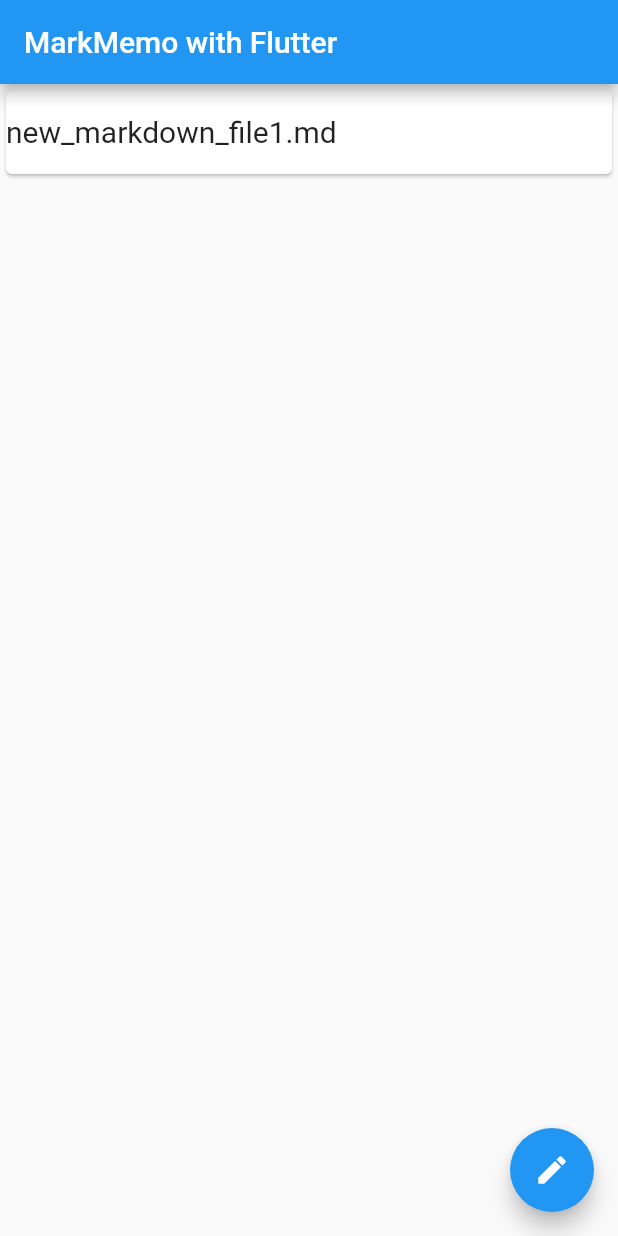
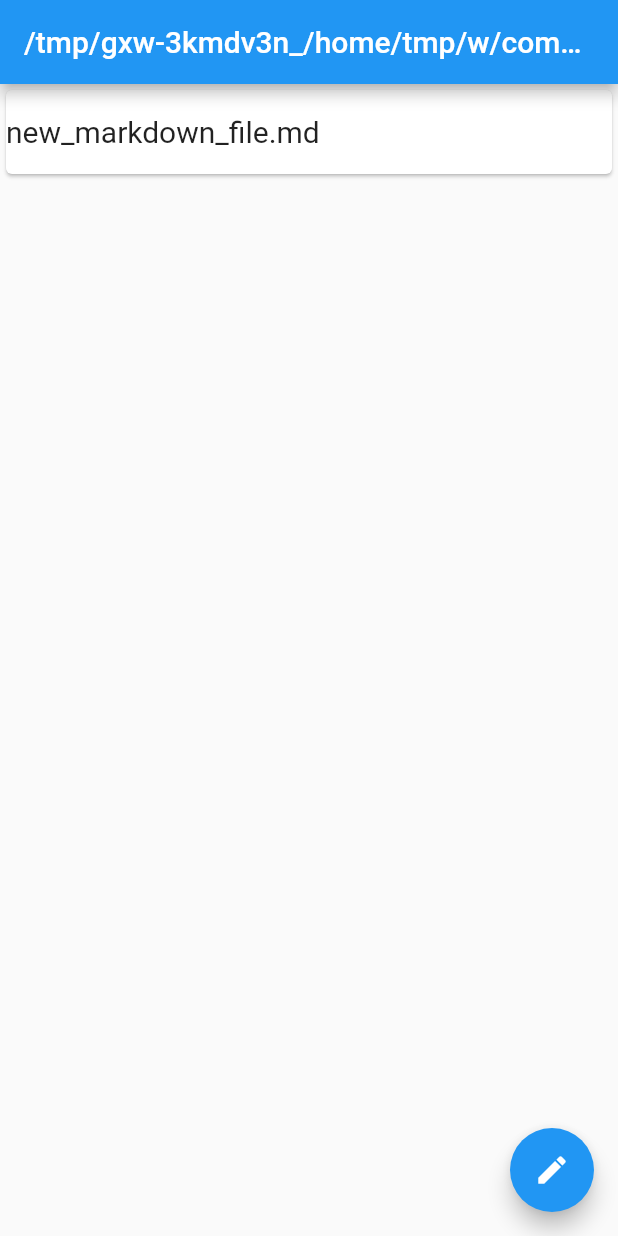
Before and after one commit to NVQuan/markdown-editor-flutter, a Flutter app: the screen it shows after launch, after a tap on the "create" icon, on a phone screen of 412 x 824 dp. Run offline on Flutter 3.47's test engine with Material 2 defaults, Android fonts, the phone set to English and light mode, and no system bars; our stand-ins replace flutter_markdown; missing offline and left inert: flutter_html_view, markdown.

Commit message:
brush up

```diff
--- a/lib/filelist.dart
+++ b/lib/filelist.dart
@@ -5,16 +5,6 @@ import 'package:flutter/material.dart';
 import 'package:path_provider/path_provider.dart';
 import 'package:markmemo/markmemo.dart';
 import 'package:markmemo/markmodel.dart';
-
-class FileApp extends StatelessWidget {
-  @override
-  Widget build(BuildContext context) {
-    return new MaterialApp(
-      title: 'Reading and Writing Files',
-      home: FlutterDemo(storage: CounterStorage()),
-    );
-  }
-}
 
 class CounterStorage {
   Future<String> get _localPath async {
@@ -36,28 +26,53 @@ class CounterStorage {
 }
 
 class FileListItem {
-  final File _file;
-  FileListItem(this._file);
-  File get file => _file;
-  String get filePath => _file.path.replaceAll(new RegExp('.+/'), '');
+  File file;
+  FileListItem(this.file);
+
+  String get filePath => file.path.replaceAll(new RegExp('.+/'), '');
 }
 
-class FlutterDemo extends StatefulWidget {
+class MemoFileList extends StatefulWidget {
   final CounterStorage storage;
 
-  FlutterDemo({Key key, @required this.storage}) : super(key: key);
+  MemoFileList({Key key, @required this.storage}) : super(key: key);
 
   @override
-  _FlutterDemoState createState() => _FlutterDemoState();
+  _MemoFileListState createState() => _MemoFileListState();
 }
 
-class _FlutterDemoState extends State<FlutterDemo> {
+class FileNameUtil {
+  String getUniqueFileName(String before, List<FileListItem> items) {
+    int newbefileCnt = items.where((item) => item.filePath.contains(before)).length;
+    return newbefileCnt < 1 ? '$before.md' : '${before}_${newbefileCnt + 1}.md';
+  }
+}
+
+enum _DialogActionType {
+  cancel,
+  ok,
+}
+
+class _MemoFileListState extends State<MemoFileList> {
+  final TextEditingController dialogContoroller = TextEditingController();
+  String _txt = '';
+  String _title = '';
   List<FileListItem> _items;
 
   @override
   void initState() {
     super.initState();
+    setTitle();
     readFiles();
+    setState(() {
+      _items.sort((item1, item2) {
+        return item1.filePath.compareTo(item2.filePath);
+      });
+    });
+  }
+
+  Future<void> setTitle() async {
+    _title = await widget.storage._localPath;
   }
 
   Future<void> readFiles() async {
@@ -76,11 +91,14 @@ class _FlutterDemoState extends State<FlutterDemo> {
   }
 
   Future<void> createFile() async {
-    int newbefileCnt = _items.where((item) => item.filePath.contains("new_markdown_file")).length;
-    File newFile = await widget.storage.createFile("new_markdown_file${newbefileCnt + 1}.md");
+    String newFileName = FileNameUtil().getUniqueFileName("new_markdown_file", _items);
+    File newFile = await widget.storage.createFile(newFileName);
     newFile.writeAsStringSync("# created by flutter app.");
     setState(() {
       _items.add(FileListItem(newFile));
+      _items.sort((item1, item2) {
+        return item1.filePath.compareTo(item2.filePath);
+      });
     });
   }
 
@@ -95,13 +113,59 @@ class _FlutterDemoState extends State<FlutterDemo> {
   @override
   Widget build(BuildContext context) {
     return Scaffold(
-      appBar: AppBar(title: Text('MarkMemo with Flutter')),
+      appBar: AppBar(title: Text(_title)),
       body: new ListView.builder(
         itemBuilder: (BuildContext context, int index) {
           if (index < _items.length) {
             var item = _items[index];
             return GestureDetector(
               onTap: () => navigateToFile(context, item),
+              onLongPress: () {
+                dialogContoroller.text = item.filePath;
+                showDialog<_DialogActionType>(
+                    context: context,
+                    builder: (BuildContext context) => new AlertDialog(
+                      title: Text("Rename File..."),
+                      content: TextField(
+                        controller: dialogContoroller,
+                        decoration: InputDecoration(
+                          border: InputBorder.none,
+                          hintText: 'input new filename...'
+                        ),
+                        onChanged: (String str) {
+                          _txt = str;
+                        },
+                      ),
+                      actions: [
+                        FlatButton(
+                          child: Text("cancel"),
+                          onPressed: () => Navigator.pop(context, _DialogActionType.cancel)
+                        ),
+                        FlatButton(
+                          child: Text("ok"),
+                          onPressed: () => Navigator.pop(context, _DialogActionType.ok)
+                        ),
+                      ],
+                    ),
+                ).then<void>((_DialogActionType value) { // The value passed to Navigator.pop() or null.
+                  switch(value) {
+                    case _DialogActionType.cancel:
+                      break;
+                    case _DialogActionType.ok:
+                      setState(() {
+                        String name = FileNameUtil().getUniqueFileName(_txt, _items);
+                        _items.removeAt(index);
+                        widget.storage._localPath.then((path) =>
+                          _items.add(FileListItem(item.file.renameSync('$path/$name'))));
+                        _items.sort((item1, item2) {
+                          return item1.filePath.compareTo(item2.filePath);
+                        });
+                      });
+                      break;
+                    default:
+                  }
+                });
+              },
               child: new SizedBox(
                 height: 64.0,
                 child: new Card(
@@ -111,16 +175,6 @@ class _FlutterDemoState extends State<FlutterDemo> {
                   ),
                 ),
               )
-              // child: Container(
-              //   decoration: BoxDecoration(
-              //     border: Border(
-              //       bottom: BorderSide(
-              //         color: Colors.black12,
-              //       )
-              //     ),
-              //   ),
-              //   child: Text("${item.filePath}")
-              // )
             );
           }
         },
--- a/lib/main.dart
+++ b/lib/main.dart
@@ -1,9 +1,7 @@
 import 'package:flutter/material.dart';
-import 'package:markmemo/markmodel.dart';
-import 'package:markmemo/markmemo.dart';
 import 'package:markmemo/filelist.dart';
 
-void main() => runApp(new FileApp());
+void main() => runApp(new MyApp());
 
 class MyApp extends StatelessWidget {
   @override
@@ -12,7 +10,7 @@ class MyApp extends StatelessWidget {
       title: 'Markmemo with Flutter',
       home: Center(
         // child: Text('Hello World'),
-        child: new MarkMemo(model: MarkModel(null), title: 'Title!!!!!!'),
+        child: MemoFileList(storage: CounterStorage()),
       ),
     );
   }
--- a/lib/markmodel.dart
+++ b/lib/markmodel.dart
@@ -1,5 +1,4 @@
 import 'dart:io';
-import 'dart:async';
 import 'package:scoped_model/scoped_model.dart';
 
 class MarkModel extends Model {
```
